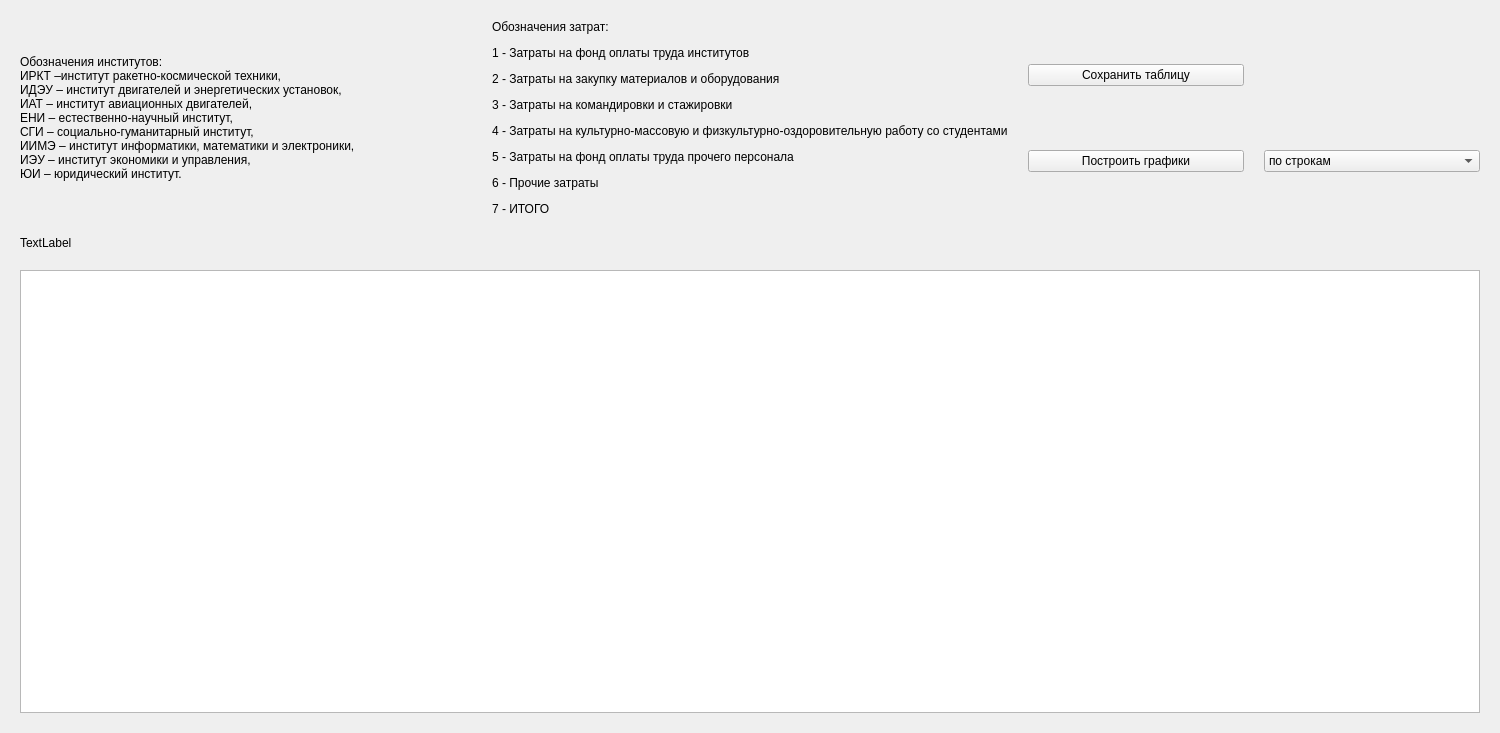
garrigar/Blagov_Inc, file table_window/table_window_design.ui: the form before one commit.
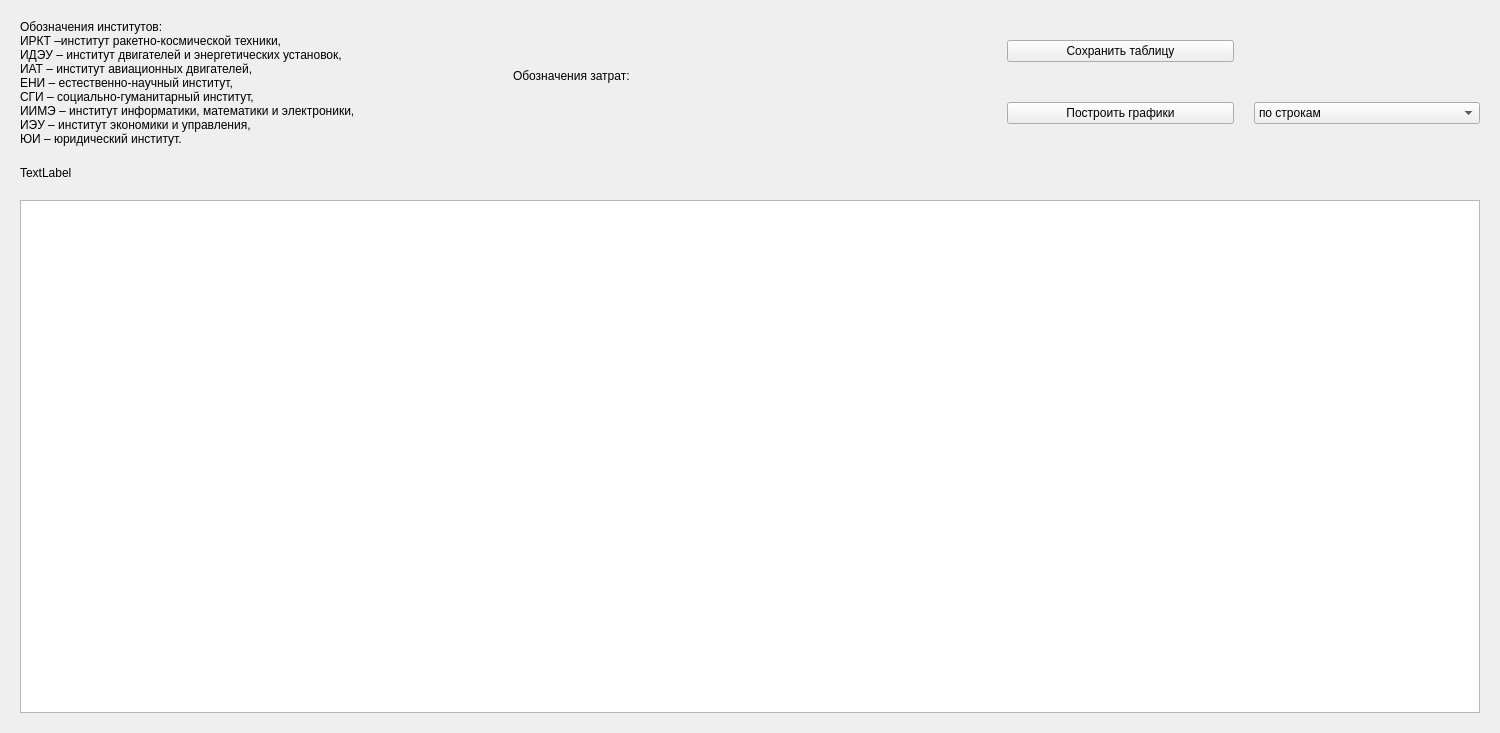
The form after the commit.

Commit message: Fixed: table size, table color, full graph titles

Patch:
```diff
--- a/table_window/table_window_design.ui
+++ b/table_window/table_window_design.ui
@@ -63,7 +63,8 @@
        <item>
         <widget class="QLabel" name="label_2">
          <property name="text">
-          <string>&lt;html&gt;&lt;head/&gt;&lt;body&gt;&lt;p&gt;Обозначения затрат:&lt;/p&gt;&lt;p&gt;1 - Затраты на фонд оплаты труда институтов&lt;/p&gt;&lt;p&gt;2 - Затраты на закупку материалов и оборудования&lt;/p&gt;&lt;p&gt;3 - Затраты на командировки и стажировки&lt;/p&gt;&lt;p&gt;4 - Затраты на культурно-массовую и физкультурно-оздоровительную работу со студентами&lt;/p&gt;&lt;p&gt;5 - Затраты на фонд оплаты труда прочего персонала&lt;/p&gt;&lt;p&gt;6 - Прочие затраты&lt;/p&gt;&lt;p&gt;7 - ИТОГО&lt;/p&gt;&lt;/body&gt;&lt;/html&gt;</string>
+          <string>Обозначения затрат:
+</string>
          </property>
         </widget>
        </item>
@@ -119,9 +120,6 @@
          <verstretch>0</verstretch>
         </sizepolicy>
        </property>
-       <property name="styleSheet">
-        <string notr="true">QHeaderView::section { background-color:gray }</string>
-       </property>
        <property name="selectionMode">
         <enum>QAbstractItemView::ExtendedSelection</enum>
        </property>
```
Left out of the diff: 2 changed lines with no effect on the pictures. The commit also changes 5 other files.
